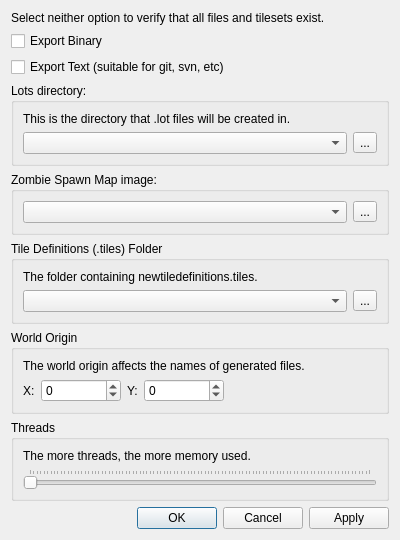
Old version of the form src/editor/generatelotsdialog.ui in the repository timbaker/pzworlded.
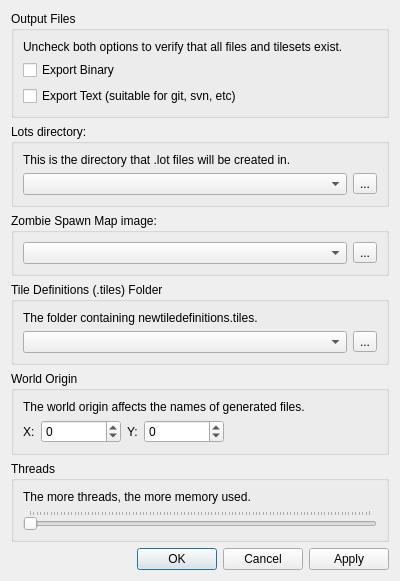
New version of the form.

The edit to the form file:
```diff
--- a/src/editor/generatelotsdialog.ui
+++ b/src/editor/generatelotsdialog.ui
@@ -7,119 +7,14 @@
     <x>0</x>
     <y>0</y>
     <width>400</width>
-    <height>432</height>
+    <height>535</height>
    </rect>
   </property>
   <property name="windowTitle">
    <string>Generate Lots</string>
   </property>
   <layout class="QGridLayout" name="gridLayout">
-   <item row="0" column="0">
-    <layout class="QVBoxLayout" name="verticalLayout_5">
-     <item>
-      <widget class="QLabel" name="label_7">
-       <property name="text">
-        <string>Select neither option to verify that all files and tilesets exist.</string>
-       </property>
-      </widget>
-     </item>
-     <item>
-      <widget class="QCheckBox" name="exportBinary">
-       <property name="text">
-        <string>Export Binary</string>
-       </property>
-      </widget>
-     </item>
-     <item>
-      <widget class="QCheckBox" name="exportText">
-       <property name="text">
-        <string>Export Text (suitable for git, svn, etc)</string>
-       </property>
-      </widget>
-     </item>
-    </layout>
-   </item>
    <item row="4" column="0">
-    <widget class="QGroupBox" name="groupBox_4">
-     <property name="title">
-      <string>Tile Definitions (.tiles) Folder</string>
-     </property>
-     <layout class="QVBoxLayout" name="verticalLayout_4">
-      <item>
-       <widget class="QLabel" name="label_5">
-        <property name="text">
-         <string>The folder containing newtiledefinitions.tiles.</string>
-        </property>
-       </widget>
-      </item>
-      <item>
-       <layout class="QHBoxLayout" name="horizontalLayout_6">
-        <item>
-         <widget class="QComboBox" name="tiledefEdit"/>
-        </item>
-        <item>
-         <widget class="QToolButton" name="tiledefBrowse">
-          <property name="text">
-           <string>...</string>
-          </property>
-         </widget>
-        </item>
-       </layout>
-      </item>
-     </layout>
-    </widget>
-   </item>
-   <item row="7" column="0">
-    <spacer name="verticalSpacer">
-     <property name="orientation">
-      <enum>Qt::Vertical</enum>
-     </property>
-     <property name="sizeHint" stdset="0">
-      <size>
-       <width>20</width>
-       <height>40</height>
-      </size>
-     </property>
-    </spacer>
-   </item>
-   <item row="8" column="0">
-    <widget class="QDialogButtonBox" name="buttonBox">
-     <property name="orientation">
-      <enum>Qt::Horizontal</enum>
-     </property>
-     <property name="standardButtons">
-      <set>QDialogButtonBox::Apply|QDialogButtonBox::Cancel|QDialogButtonBox::Ok</set>
-     </property>
-    </widget>
-   </item>
-   <item row="3" column="0">
-    <widget class="QGroupBox" name="groupBox_2">
-     <property name="title">
-      <string>Zombie Spawn Map image:</string>
-     </property>
-     <layout class="QVBoxLayout" name="verticalLayout_2">
-      <item>
-       <layout class="QHBoxLayout" name="horizontalLayout_2">
-        <item>
-         <widget class="QComboBox" name="spawnEdit">
-          <property name="editable">
-           <bool>false</bool>
-          </property>
-         </widget>
-        </item>
-        <item>
-         <widget class="QToolButton" name="spawnBrowse">
-          <property name="text">
-           <string>...</string>
-          </property>
-         </widget>
-        </item>
-       </layout>
-      </item>
-     </layout>
-    </widget>
-   </item>
-   <item row="5" column="0">
     <widget class="QGroupBox" name="groupBox_3">
      <property name="title">
       <string>World Origin</string>
@@ -206,7 +101,121 @@
      </layout>
     </widget>
    </item>
+   <item row="7" column="0">
+    <widget class="QDialogButtonBox" name="buttonBox">
+     <property name="orientation">
+      <enum>Qt::Horizontal</enum>
+     </property>
+     <property name="standardButtons">
+      <set>QDialogButtonBox::Apply|QDialogButtonBox::Cancel|QDialogButtonBox::Ok</set>
+     </property>
+    </widget>
+   </item>
+   <item row="3" column="0">
+    <widget class="QGroupBox" name="groupBox_4">
+     <property name="title">
+      <string>Tile Definitions (.tiles) Folder</string>
+     </property>
+     <layout class="QVBoxLayout" name="verticalLayout_4">
+      <item>
+       <widget class="QLabel" name="label_5">
+        <property name="text">
+         <string>The folder containing newtiledefinitions.tiles.</string>
+        </property>
+       </widget>
+      </item>
+      <item>
+       <layout class="QHBoxLayout" name="horizontalLayout_6">
+        <item>
+         <widget class="QComboBox" name="tiledefEdit"/>
+        </item>
+        <item>
+         <widget class="QToolButton" name="tiledefBrowse">
+          <property name="text">
+           <string>...</string>
+          </property>
+         </widget>
+        </item>
+       </layout>
+      </item>
+     </layout>
+    </widget>
+   </item>
+   <item row="0" column="0">
+    <widget class="QGroupBox" name="groupBox_6">
+     <property name="title">
+      <string>Output Files</string>
+     </property>
+     <layout class="QVBoxLayout" name="verticalLayout_7">
+      <item>
+       <widget class="QLabel" name="label_7">
+        <property name="text">
+         <string>Uncheck both options to verify that all files and tilesets exist.</string>
+        </property>
+       </widget>
+      </item>
+      <item>
+       <layout class="QVBoxLayout" name="verticalLayout_5">
+        <item>
+         <widget class="QCheckBox" name="exportBinary">
+          <property name="text">
+           <string>Export Binary</string>
+          </property>
+         </widget>
+        </item>
+        <item>
+         <widget class="QCheckBox" name="exportText">
+          <property name="text">
+           <string>Export Text (suitable for git, svn, etc)</string>
+          </property>
+         </widget>
+        </item>
+       </layout>
+      </item>
+     </layout>
+    </widget>
+   </item>
+   <item row="6" column="0">
+    <spacer name="verticalSpacer">
+     <property name="orientation">
+      <enum>Qt::Vertical</enum>
+     </property>
+     <property name="sizeHint" stdset="0">
+      <size>
+       <width>20</width>
+       <height>40</height>
+      </size>
+     </property>
+    </spacer>
+   </item>
    <item row="2" column="0">
+    <widget class="QGroupBox" name="groupBox_2">
+     <property name="title">
+      <string>Zombie Spawn Map image:</string>
+     </property>
+     <layout class="QVBoxLayout" name="verticalLayout_2">
+      <item>
+       <layout class="QHBoxLayout" name="horizontalLayout_2">
+        <item>
+         <widget class="QComboBox" name="spawnEdit">
+          <property name="editable">
+           <bool>false</bool>
+          </property>
+         </widget>
+        </item>
+        <item>
+         <widget class="QToolButton" name="spawnBrowse">
+          <property name="text">
+           <string>...</string>
+          </property>
+         </widget>
+        </item>
+       </layout>
+      </item>
+     </layout>
+    </widget>
+   </item>
+   <item row="1" column="0">
     <widget class="QGroupBox" name="groupBox">
      <property name="title">
       <string>Lots directory:</string>
@@ -240,7 +249,7 @@
      </layout>
     </widget>
    </item>
-   <item row="6" column="0">
+   <item row="5" column="0">
     <widget class="QGroupBox" name="groupBox_5">
      <property name="title">
       <string>Threads</string>
```
